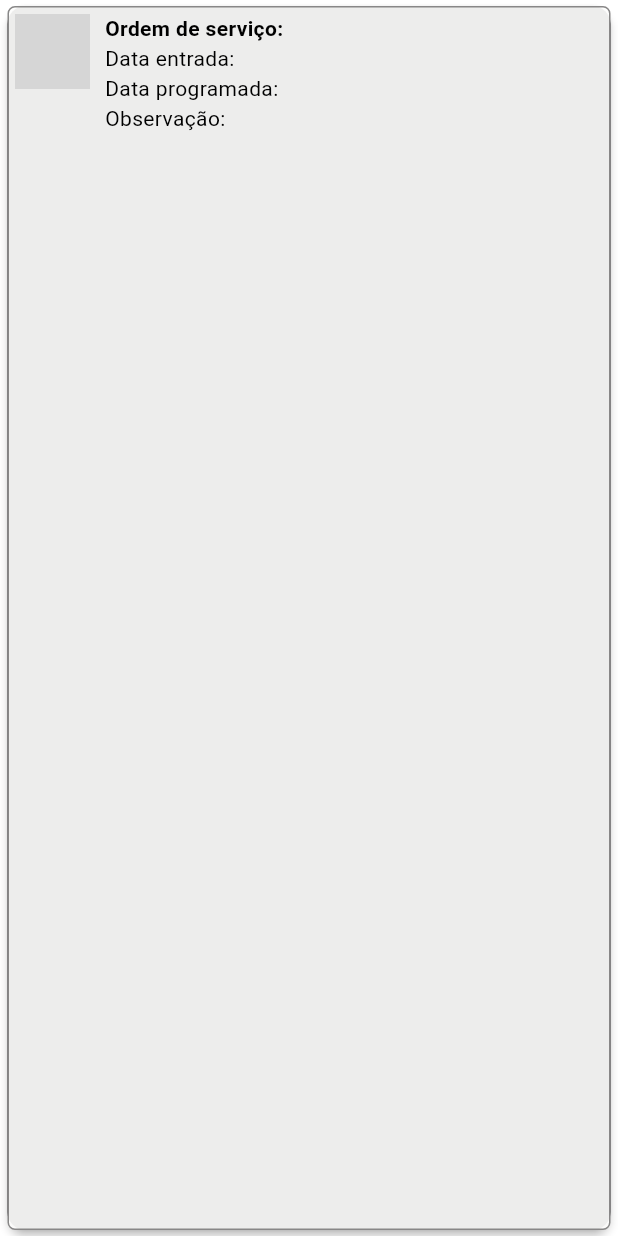
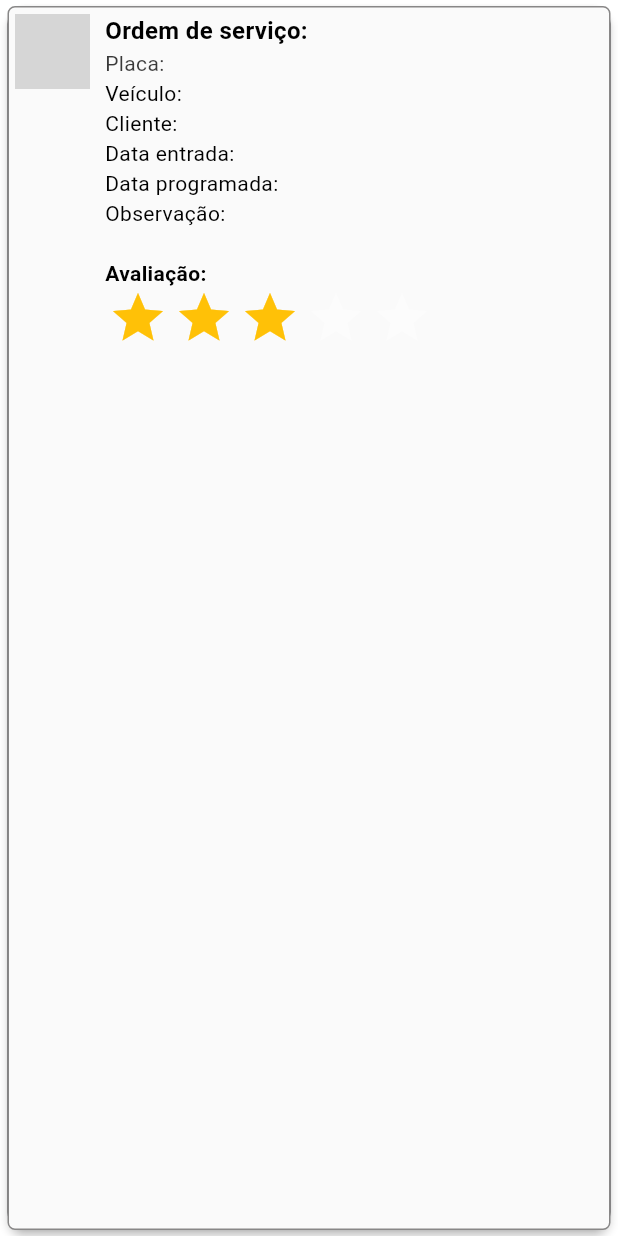
Before and after one commit to marcosbirrocalixto/estetica_app, a Flutter app: the OrdemCard widget shown alone on an empty page, opened directly with empty values, on a phone screen of 412 x 824 dp. Run offline on Flutter 3.47's test engine with Material 3 defaults, Android fonts, the phone set to English and light mode, and no system bars; drawn by our look-alikes of flutter_rating_bar; our stand-ins replace curved_navigation_bar, dio, flutter_mobx, mask_text_input_formatter, mobx; missing offline and left inert: flutter_plugin_openwhatsapp; generated files the repository leaves out were written again; network calls fail; grey boxes are pictures that could not be loaded.

Commit message:
Veículo, Cliente e Evaluation

```diff
--- /dev/null
+++ b/lib/models/cliente_model.dart
@@ -0,0 +1,19 @@
+class ClienteModel {
+    String name;
+    String email;
+
+    ClienteModel({
+        required this.name,
+        required this.email,
+    });
+
+    factory ClienteModel.fromJson(Map<String, dynamic> json) => ClienteModel(
+        name: json["name"],
+        email: json["email"],
+    );
+
+    Map<String, dynamic> toJson() => {
+        "name": name,
+        "email": email,
+    };
+}
--- /dev/null
+++ b/lib/models/evaluation_model.dart
@@ -0,0 +1,23 @@
+class EvaluationModel {
+    String cliente;
+    int stars;
+    String comment;
+
+    EvaluationModel({
+        required this.cliente,
+        required this.stars,
+        required this.comment,
+    });
+
+    factory EvaluationModel.fromJson(Map<String, dynamic> json) => EvaluationModel(
+        cliente: json["cliente"],
+        stars: json["stars"],
+        comment: json["comment"],
+    );
+
+    Map<String, dynamic> toJson() => {
+        "cliente": cliente,
+        "stars": stars,
+        "comment": comment,
+    };
+}
--- a/lib/models/ordem_model.dart
+++ b/lib/models/ordem_model.dart
@@ -1,9 +1,16 @@
+import '../../models/evaluation_model.dart';
+import '../../models/cliente_model.dart';
+import '../../models/veiculo_model.dart';
+
 class OrdemModel {
     String numeroOrdem;
     String dataEntrada;
     String dataProgramada;
     String dataEncerrada;
     String observacao;
+    VeiculoModel veiculo;
+    ClienteModel cliente;
+    List<EvaluationModel> evaluations;
 
   OrdemModel({
       required this.numeroOrdem,
@@ -11,6 +18,9 @@ class OrdemModel {
       required this.dataProgramada,
       required this.dataEncerrada,
       required this.observacao,
+      required this.veiculo,
+      required this.cliente,
+      required this.evaluations,
   });
 
   factory OrdemModel.fromJson(Map<String, dynamic> json) => OrdemModel(
@@ -19,6 +29,9 @@ class OrdemModel {
         dataProgramada: json["dataProgramada"],
         dataEncerrada: json["dataEncerrada"],
         observacao: json["observacao"],
+        veiculo: VeiculoModel.fromJson(json["veiculo"]),
+        cliente: ClienteModel.fromJson(json["cliente"]),
+        evaluations: List<EvaluationModel>.from(json["evaluations"].map((x) => EvaluationModel.fromJson(x))),
       );
 
   Map<String, dynamic> toJson() => {
@@ -27,5 +40,8 @@ class OrdemModel {
         "dataProgramada": dataProgramada,
         "dataEncerrada": dataEncerrada,
         "observacao": observacao,
+        "veiculo": veiculo.toJson(),
+        "cliente": cliente.toJson(),
+        "evaluations": List<dynamic>.from(evaluations.map((x) => x.toJson())),
       };
 }
--- /dev/null
+++ b/lib/models/veiculo_model.dart
@@ -0,0 +1,19 @@
+class VeiculoModel {
+    String placa;
+    String marca;
+
+    VeiculoModel({
+        required this.placa,
+        required this.marca,
+    });
+
+    factory VeiculoModel.fromJson(Map<String, dynamic> json) => VeiculoModel(
+        placa: json["placa"],
+        marca: json["marca"],
+    );
+
+    Map<String, dynamic> toJson() => {
+        "placa": placa,
+        "marca": marca,
+    };
+}
--- a/lib/pages/ordens/widgets/OrdemCard.dart
+++ b/lib/pages/ordens/widgets/OrdemCard.dart
@@ -1,7 +1,8 @@
-import 'package:esteticaautomotiva/models/ordem_model.dart';
 import 'package:flutter/material.dart';
-//import 'package:flutter_rating_bar/flutter_rating_bar.dart';
+import 'package:flutter_rating_bar/flutter_rating_bar.dart';
 import 'package:intl/intl.dart';
+
+import '../../../models/ordem_model.dart';
 
 class OrdemCard extends StatelessWidget {
   final OrdemModel ordem;
@@ -36,7 +37,7 @@ class OrdemCard extends StatelessWidget {
               border:
                   Border.all(color: const Color.fromARGB(255, 136, 135, 135)),
               borderRadius: const BorderRadius.all(Radius.circular(5)),
-              color: const Color.fromARGB(237, 253, 253, 252),
+              color: const Color.fromARGB(255, 250, 250, 250),
             ),
             child: Padding(
               padding: const EdgeInsets.all(4),
@@ -50,8 +51,6 @@ class OrdemCard extends StatelessWidget {
                       child: Image.asset('assets/icon/logo.ico'),
                     ),
                   ),
-                  //VerticalDivider(color: Color.fromARGB(255, 204, 204, 206)),
-                  //Expanded(child:
                   const Padding(padding: EdgeInsets.only(left: 10)),
                   Column(
                     crossAxisAlignment: CrossAxisAlignment.start,
@@ -60,16 +59,15 @@ class OrdemCard extends StatelessWidget {
                       Text("Ordem de serviço: " + ordem.numeroOrdem,
                           style: const TextStyle(
                               color: Colors.black,
+                              fontSize: 16,
                               fontWeight: FontWeight.bold)),
-                      /*
-                      Text("Placa: $placa",
+                      Text("Placa: " + ordem.veiculo.placa,
                           style: const TextStyle(
                               color: Color.fromARGB(197, 0, 0, 0))),
-                      Text("Veículo: $marca",
+                      Text("Veículo: " + ordem.veiculo.marca,
                           style: const TextStyle(color: Colors.black)),
-                      Text("Cliente: $nome",
+                      Text("Cliente: " + ordem.cliente.name,
                           style: const TextStyle(color: Colors.black)),
-                      */
                       Text("Data entrada: " + ordem.dataEntrada,
                           style: const TextStyle(color: Colors.black)),
                       Text("Data programada: " + ordem.dataProgramada,
@@ -85,53 +83,21 @@ class OrdemCard extends StatelessWidget {
                               color: Colors.black,
                             )),
                       ),
-                      //Container(height: 5),
-                      /*
-                      if (stars != 0)
-                        Text(
-                          'Avaliação:',
-                          style: TextStyle(
-                            color: Colors.black,
+                      Container(
+                        height: 20,
+                        width: 200,
+                        child: Text(
+                            overflow: TextOverflow.clip,
+                            "Avaliação:  ",
+                            style: const TextStyle(
+                              color: Colors.black,
                             fontSize: 14,
                             fontWeight: FontWeight.bold,
-                          ),
-                        ),
-                      if (stars != 0)
-                        Container(
-                          child: RatingBar.builder(
-                            initialRating: stars.toDouble(),
-                            minRating: 1,
-                            direction: Axis.horizontal,
-                            allowHalfRating: true,
-                            itemCount: 5,
-                            itemSize: 30,
-                            itemPadding: EdgeInsets.symmetric(horizontal: 1.0),
-                            itemBuilder: (context, _) => Icon(
-                              Icons.star,
-                              color: Colors.amber,
-                            ),
-                            onRatingUpdate: (rating) {
-                              null;
-                            },
-                          ),
-                        ),
-                      if (stars != 0)
-                        Container(
-                          child: Text(
-                            comment,
-                            style: TextStyle(
-                              color: Colors.black,
-                              fontSize: 14,
-                              fontWeight: FontWeight.bold,
-                            ),
-                          ),
-                        ),
-                      if (stars == 0)
-                        Container(
-                          child: _placaButton(context),
-                        )
-                      */
+                            )),
+                      ),
+                      _buildEvaluationOrdem(context),
                     ],
+
                   ),
                 ],
               ),
@@ -142,7 +108,25 @@ class OrdemCard extends StatelessWidget {
     );
   }
 
-  Widget _placaButton(context) {
+  Widget _buildEvaluationOrdem(context) {
+    return RatingBar.builder(
+      initialRating: 3,
+      minRating: 1,
+      direction: Axis.horizontal,
+      allowHalfRating: false,
+      itemCount: 5,
+      itemPadding: EdgeInsets.symmetric(horizontal: 2.0),
+      itemBuilder: (context, _) => Icon(
+        Icons.star,
+        color: Colors.amber,
+      ),
+      onRatingUpdate: (rating) {
+        print(rating);
+      },
+    );
+  }
+
+  Widget _evaluationButton(context) {
     double deviceWidth = (MediaQuery.of(context).size.width - 200);
     return SizedBox(
       width: deviceWidth,
--- a/lib/pages/servicos/widgets/ServicoCard.dart
+++ b/lib/pages/servicos/widgets/ServicoCard.dart
@@ -36,7 +36,7 @@ class ServicoCard extends StatelessWidget {
         decoration: BoxDecoration(
           border: Border.all(color: const Color.fromARGB(255, 170, 165, 165)),
           borderRadius: const BorderRadius.all(Radius.circular(5)),
-          color: const Color.fromARGB(238, 242, 243, 240),
+          color: const Color.fromARGB(255, 250, 250, 250),
         ),
         child: Padding(
           padding: const EdgeInsets.all(4),
```
Also changed, not shown: lib/data/repositories/evaluation_repository.dart (added, +21 -0 lines), lib/data/repositories/filtro_repository.dart (added, +17 -0 lines), lib/models/filtro_model.dart (added, +15 -0 lines), lib/pages/ordens/ordens_page.dart (+24 -53 lines), lib/pages/servicos/serv_page.dart (+15 -42 lines), lib/stores/filtros_store.dart (added, +47 -0 lines), lib/stores/ordens_store.dart (added, +68 -0 lines), lib/widgets/filtros.dart (added, +44 -0 lines), lib/stores/filtros_store.g.dart (added), lib/stores/ordens_store.g.dart (added).
